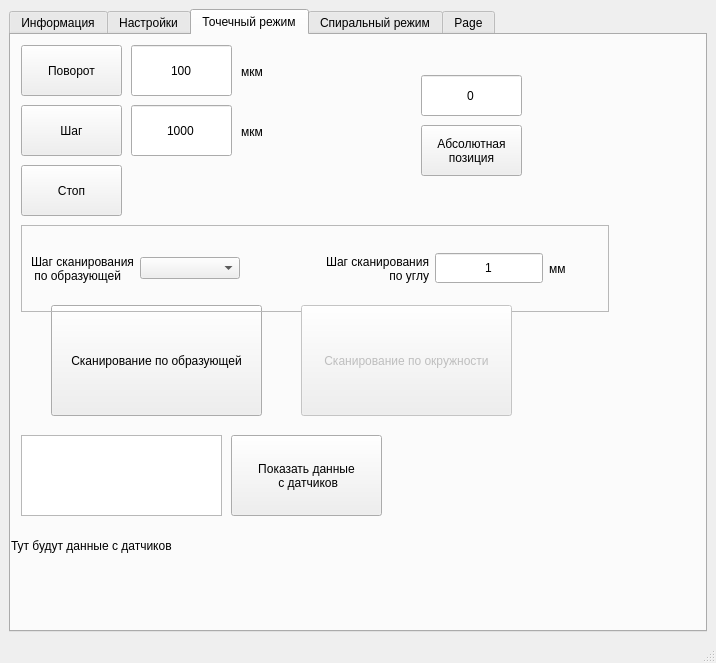
The window that rotor_ui_v1.ui (BuslaySt/Rotor) describes before a commit, drawn with Qt 5.
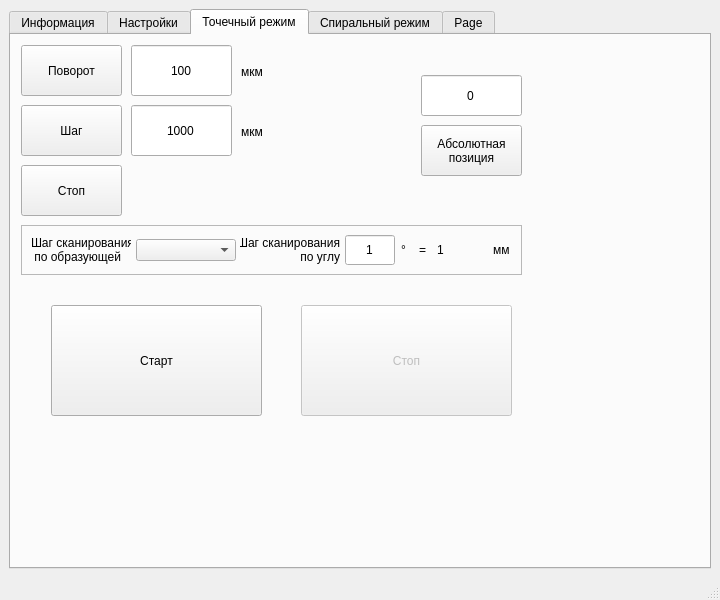
The same window after the commit. The open tabs and pages were chosen to show the change. Icons and pictures are not drawn.

What changed in the file:
```diff
--- a/rotor_ui_v1.ui
+++ b/rotor_ui_v1.ui
@@ -6,8 +6,8 @@
    <rect>
     <x>0</x>
     <y>0</y>
-    <width>716</width>
-    <height>663</height>
+    <width>720</width>
+    <height>600</height>
    </rect>
   </property>
   <property name="minimumSize">
@@ -176,21 +176,7 @@
          </widget>
         </item>
         <item>
-         <widget class="QPushButton" name="tab1_pBtn_Setup">
-          <property name="text">
-           <string>Настройки</string>
-          </property>
-         </widget>
-        </item>
-       </layout>
-      </widget>
-      <widget class="QWidget" name="tab2_setup">
-       <attribute name="title">
-        <string>Настройки</string>
-       </attribute>
-       <layout class="QVBoxLayout" name="verticalLayout_2">
-        <item>
-         <widget class="QFrame" name="tab2_frame1">
+         <widget class="QFrame" name="tab1_frame6">
           <property name="frameShape">
            <enum>QFrame::StyledPanel</enum>
           </property>
@@ -286,6 +272,20 @@
           </layout>
          </widget>
         </item>
+        <item>
+         <widget class="QPushButton" name="tab1_pBtn_Setup">
+          <property name="text">
+           <string>Настройки</string>
+          </property>
+         </widget>
+        </item>
+       </layout>
+      </widget>
+      <widget class="QWidget" name="tab2_setup">
+       <attribute name="title">
+        <string>Настройки</string>
+       </attribute>
+       <layout class="QVBoxLayout" name="verticalLayout_2">
         <item>
          <widget class="QFrame" name="tab2_frame2">
           <property name="frameShape">
@@ -421,17 +421,59 @@
             </widget>
            </item>
            <item>
-            <spacer name="tab2_fr5_hSpace2">
-             <property name="orientation">
-              <enum>Qt::Horizontal</enum>
+            <widget class="QTextBrowser" name="txtBrwser_ShowData">
+             <property name="minimumSize">
+              <size>
+               <width>0</width>
+               <height>50</height>
+              </size>
              </property>
-             <property name="sizeHint" stdset="0">
+             <property name="maximumSize">
               <size>
-               <width>40</width>
-               <height>20</height>
+               <width>16777215</width>
+               <height>100</height>
               </size>
              </property>
-            </spacer>
+            </widget>
+           </item>
+           <item>
+            <widget class="QPushButton" name="pBtn_ShowData">
+             <property name="sizePolicy">
+              <sizepolicy hsizetype="Minimum" vsizetype="Fixed">
+               <horstretch>0</horstretch>
+               <verstretch>0</verstretch>
+              </sizepolicy>
+             </property>
+             <property name="minimumSize">
+              <size>
+               <width>200</width>
+               <height>50</height>
+              </size>
+             </property>
+             <property name="text">
+              <string>Показать данные
+ с датчиков</string>
+             </property>
+            </widget>
+           </item>
+          </layout>
+         </widget>
+        </item>
+        <item>
+         <widget class="QFrame" name="frame">
+          <property name="frameShape">
+           <enum>QFrame::StyledPanel</enum>
+          </property>
+          <property name="frameShadow">
+           <enum>QFrame::Raised</enum>
+          </property>
+          <layout class="QVBoxLayout" name="verticalLayout_3">
+           <item>
+            <widget class="QLabel" name="lbl_Data">
+             <property name="text">
+              <string>Данные с датчиков</string>
+             </property>
+            </widget>
            </item>
           </layout>
          </widget>
@@ -708,7 +750,7 @@
          </rect>
         </property>
         <property name="text">
-         <string>Сканирование по образующей</string>
+         <string>Старт</string>
         </property>
        </widget>
        <widget class="QFrame" name="tab3_frame1">
@@ -716,8 +758,8 @@
          <rect>
           <x>10</x>
           <y>190</y>
-          <width>588</width>
-          <height>87</height>
+          <width>501</width>
+          <height>50</height>
          </rect>
         </property>
         <property name="frameShape">
@@ -803,14 +845,58 @@
            </property>
           </widget>
          </item>
+         <item>
+          <widget class="QLabel" name="tab5_lbl5_mm_3">
+           <property name="minimumSize">
+            <size>
+             <width>30</width>
+             <height>0</height>
+            </size>
+           </property>
+           <property name="maximumSize">
+            <size>
+             <width>30</width>
+             <height>16777215</height>
+            </size>
+           </property>
+           <property name="text">
+            <string>°    =</string>
+           </property>
+           <property name="alignment">
+            <set>Qt::AlignLeading|Qt::AlignLeft|Qt::AlignVCenter</set>
+           </property>
+          </widget>
+         </item>
+         <item>
+          <widget class="QLabel" name="tab5_lbl5_mm_2">
+           <property name="minimumSize">
+            <size>
+             <width>50</width>
+             <height>0</height>
+            </size>
+           </property>
+           <property name="text">
+            <string>1</string>
+           </property>
+           <property name="alignment">
+            <set>Qt::AlignLeading|Qt::AlignLeft|Qt::AlignVCenter</set>
+           </property>
+          </widget>
+         </item>
          <item>
           <widget class="QLabel" name="tab5_lbl5_mm">
            <property name="minimumSize">
             <size>
-             <width>50</width>
+             <width>20</width>
              <height>0</height>
             </size>
            </property>
+           <property name="maximumSize">
+            <size>
+             <width>20</width>
+             <height>16777215</height>
+            </size>
+           </property>
            <property name="text">
             <string>мм</string>
            </property>
@@ -851,43 +937,6 @@
 позиция</string>
         </property>
        </widget>
-       <widget class="QTextBrowser" name="txtBrwser_ShowData">
-        <property name="geometry">
-         <rect>
-          <x>10</x>
-          <y>400</y>
-          <width>201</width>
-          <height>81</height>
-         </rect>
-        </property>
-       </widget>
-       <widget class="QPushButton" name="pBtn_ShowData">
-        <property name="geometry">
-         <rect>
-          <x>220</x>
-          <y>400</y>
-          <width>151</width>
-          <height>81</height>
-         </rect>
-        </property>
-        <property name="text">
-         <string>Показать данные
- с датчиков</string>
-        </property>
-       </widget>
-       <widget class="QLabel" name="lbl_Data">
-        <property name="geometry">
-         <rect>
-          <x>0</x>
-          <y>490</y>
-          <width>691</width>
-          <height>41</height>
-         </rect>
-        </property>
-        <property name="text">
-         <string>Тут будут данные с датчиков</string>
-        </property>
-       </widget>
        <widget class="QLineEdit" name="lEd_Step">
         <property name="geometry">
          <rect>
@@ -959,7 +1008,7 @@
          </rect>
         </property>
         <property name="text">
-         <string>Сканирование по окружности</string>
+         <string>Стоп</string>
         </property>
        </widget>
       </widget>
```
Left out of the diff: 38 changed lines with no effect on the pictures.
